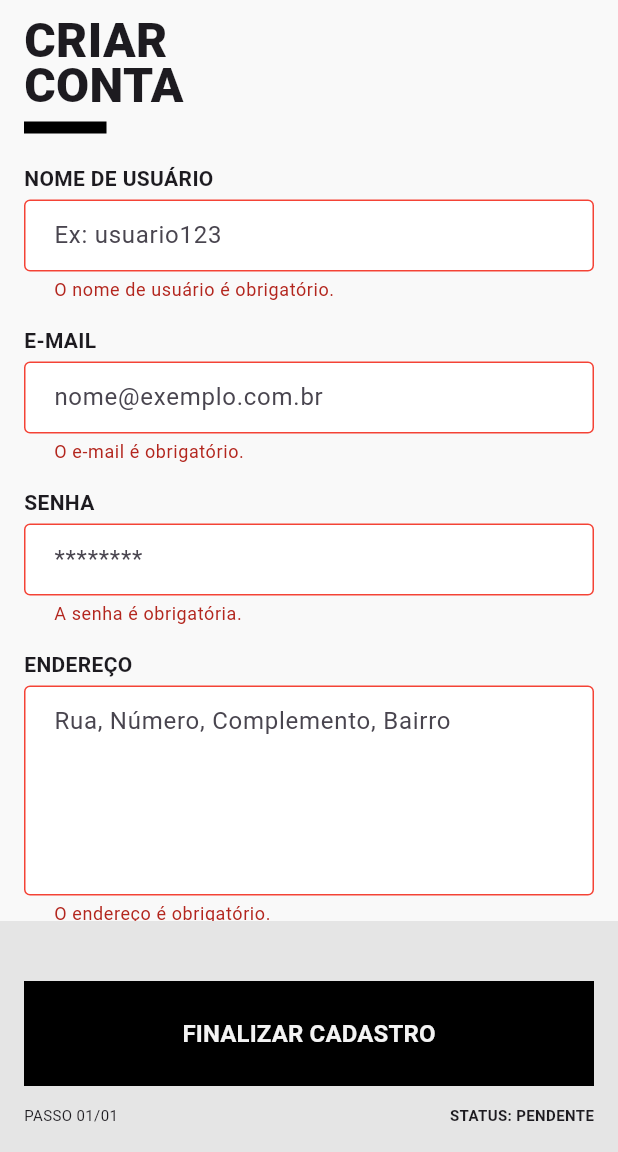
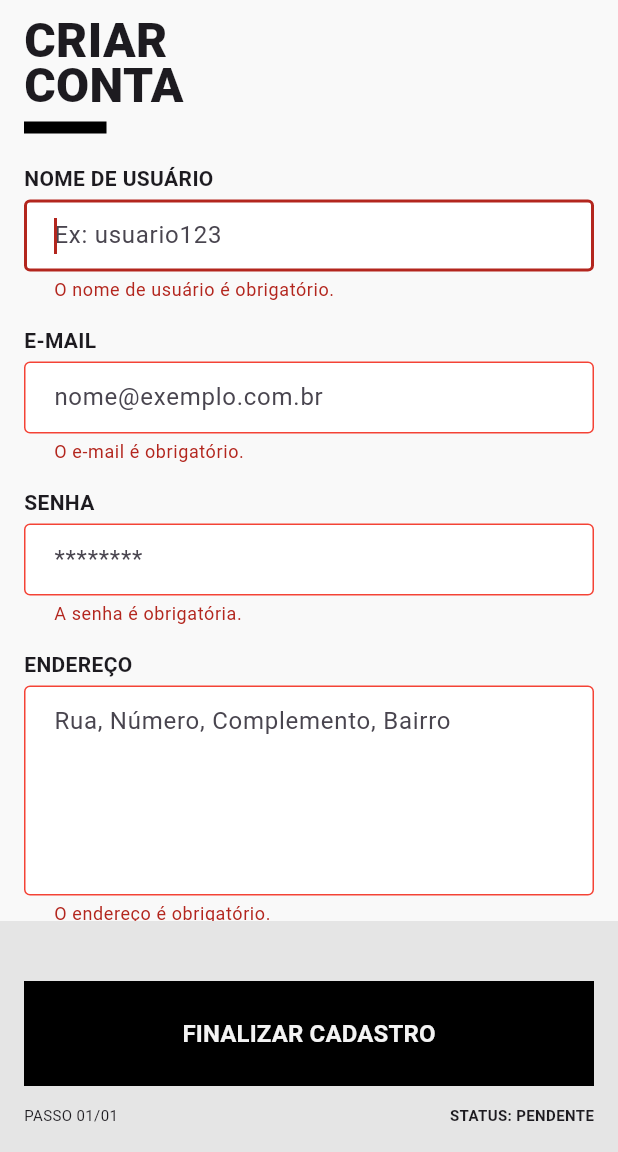
Before and after one commit to felipebitencourtm/tela-cadstro-ecosol, a Flutter app: the screen it shows after launch, after a tap on "FINALIZAR CADASTRO", on a phone screen of 412 x 824 dp, the part 84-1236 px from its top. Run offline on Flutter 3.47's test engine with Material 3 defaults, Android fonts, the phone set to English and light mode, and no system bars; our stand-ins replace email_validator, graphql_flutter.

Commit message:
feat: add foco no primeiro campo incorreto

```diff
--- a/mobile_frontend/lib/features/register/register_page.dart
+++ b/mobile_frontend/lib/features/register/register_page.dart
@@ -17,6 +17,11 @@ class _RegisterPageState extends State<RegisterPage> {
   final _password = TextEditingController();
   final _address = TextEditingController();
 
+  final _usernameFocus = FocusNode();
+  final _emailFocus = FocusNode();
+  final _passwordFocus = FocusNode();
+  final _addressFocus = FocusNode();
+
   final String createUserMutation = """
     mutation CreateUser(\$createUserInput: CreateUserInput!) {
       createUser(createUserInput: \$createUserInput) {
@@ -28,12 +33,56 @@ class _RegisterPageState extends State<RegisterPage> {
     }
   """;
 
+  final _usernameValidator = Validators.compose([
+    Validators.required('O nome de usuário é obrigatório.'),
+    Validators.maxLength(
+      100,
+      'O nome de usuário deve ter no máximo 100 caracteres.',
+    ),
+  ]);
+  final _emailValidator = Validators.compose([
+    Validators.required('O e-mail é obrigatório.'),
+    Validators.email('Formato de e-mail inválido.'),
+    Validators.maxLength(250, 'O e-mail deve ter no máximo 250 caracteres.'),
+  ]);
+  final _passwordValidator = Validators.compose([
+    Validators.required('A senha é obrigatória.'),
+    Validators.maxLength(50, 'A senha deve ter no máximo 50 caracteres.'),
+  ]);
+  final _addressValidator = Validators.compose([
+    Validators.required('O endereço é obrigatório.'),
+    Validators.maxLength(250, 'O endereço deve ter no máximo 250 caracteres.'),
+  ]);
+
+  bool _validateAndFocus() {
+    final isValid = _formKey.currentState!.validate();
+    if (isValid) return true;
+
+    final fields = [
+      (_usernameFocus, _username, _usernameValidator),
+      (_emailFocus, _email, _emailValidator),
+      (_passwordFocus, _password, _passwordValidator),
+      (_addressFocus, _address, _addressValidator),
+    ];
+    for (final (node, controller, validator) in fields) {
+      if (validator(controller.text) != null) {
+        node.requestFocus();
+        break;
+      }
+    }
+    return false;
+  }
+
   @override
   void dispose() {
     _username.dispose();
     _email.dispose();
     _password.dispose();
     _address.dispose();
+    _usernameFocus.dispose();
+    _emailFocus.dispose();
+    _passwordFocus.dispose();
+    _addressFocus.dispose();
     super.dispose();
   }
 
@@ -108,15 +157,8 @@ class _RegisterPageState extends State<RegisterPage> {
                             AppTextField(
                               controller: _username,
                               hint: 'Ex: usuario123',
-                              validator: Validators.compose([
-                                Validators.required(
-                                  'O nome de usuário é obrigatório.',
-                                ),
-                                Validators.maxLength(
-                                  100,
-                                  'O nome de usuário deve ter no máximo 100 caracteres.',
-                                ),
-                              ]),
+                              focusNode: _usernameFocus,
+                              validator: _usernameValidator,
                             ),
                             const Text(
                               "E-MAIL",
@@ -128,14 +170,8 @@ class _RegisterPageState extends State<RegisterPage> {
                             AppTextField(
                               controller: _email,
                               hint: 'nome@exemplo.com.br',
-                              validator: Validators.compose([
-                                Validators.required('O e-mail é obrigatório.'),
-                                Validators.email('Formato de e-mail inválido.'),
-                                Validators.maxLength(
-                                  250,
-                                  'O e-mail deve ter no máximo 250 caracteres.',
-                                ),
-                              ]),
+                              focusNode: _emailFocus,
+                              validator: _emailValidator,
                             ),
                             const Text(
                               "SENHA",
@@ -147,13 +183,8 @@ class _RegisterPageState extends State<RegisterPage> {
                             AppTextField(
                               controller: _password,
                               hint: '********',
-                              validator: Validators.compose([
-                                Validators.required('A senha é obrigatória.'),
-                                Validators.maxLength(
-                                  50,
-                                  'A senha deve ter no máximo 50 caracteres.',
-                                ),
-                              ]),
+                              focusNode: _passwordFocus,
+                              validator: _passwordValidator,
                               obscure: true,
                             ),
                             const Text(
@@ -166,15 +197,8 @@ class _RegisterPageState extends State<RegisterPage> {
                             AppTextField(
                               controller: _address,
                               hint: 'Rua, Número, Complemento, Bairro',
-                              validator: Validators.compose([
-                                Validators.required(
-                                  'O endereço é obrigatório.',
-                                ),
-                                Validators.maxLength(
-                                  250,
-                                  'O endereço deve ter no máximo 250 caracteres.',
-                                ),
-                              ]),
+                              focusNode: _addressFocus,
+                              validator: _addressValidator,
                               multiline: true,
                             ),
                           ],
@@ -198,17 +222,16 @@ class _RegisterPageState extends State<RegisterPage> {
                     children: [
                       ElevatedButton(
                         onPressed: () {
-                          if (_formKey.currentState!.validate()) {
+                          if (_validateAndFocus()) {
                             runMutation({
                               "createUserInput": {
                                 "username": _username.text,
                                 "email": _email.text,
                                 "address": _address.text,
-                                "passwordHash":
-                                    _password.text, // hash no backend
+                                "passwordHash": _password.text,
                               },
                             });
-                          } // deu certo
+                          }
                         },
                         child: const Text(
                           'FINALIZAR CADASTRO',
--- a/mobile_frontend/lib/features/register/widgets/app_text_field.dart
+++ b/mobile_frontend/lib/features/register/widgets/app_text_field.dart
@@ -1,4 +1,5 @@
 import 'package:flutter/material.dart';
+
 import '../../../core/validators/validators.dart';
 
 class AppTextField extends StatelessWidget {
@@ -7,6 +8,7 @@ class AppTextField extends StatelessWidget {
     required this.controller,
     required this.hint,
     required this.validator,
+    this.focusNode,
     this.obscure = false,
     this.multiline = false,
   });
@@ -14,6 +16,7 @@ class AppTextField extends StatelessWidget {
   final TextEditingController controller;
   final String hint;
   final Validator validator;
+  final FocusNode? focusNode;
   final bool obscure;
   final bool multiline;
 
@@ -21,6 +24,7 @@ class AppTextField extends StatelessWidget {
   Widget build(BuildContext context) {
     final field = TextFormField(
       controller: controller,
+      focusNode: focusNode,
       obscureText: obscure,
       validator: validator,
       maxLines: multiline ? null : 1,
@@ -29,8 +33,6 @@ class AppTextField extends StatelessWidget {
       decoration: InputDecoration(hintText: hint),
     );
 
-    return multiline
-        ? SizedBox(height: 160, child: field)
-        : field;
+    return multiline ? SizedBox(height: 160, child: field) : field;
   }
 }
```
